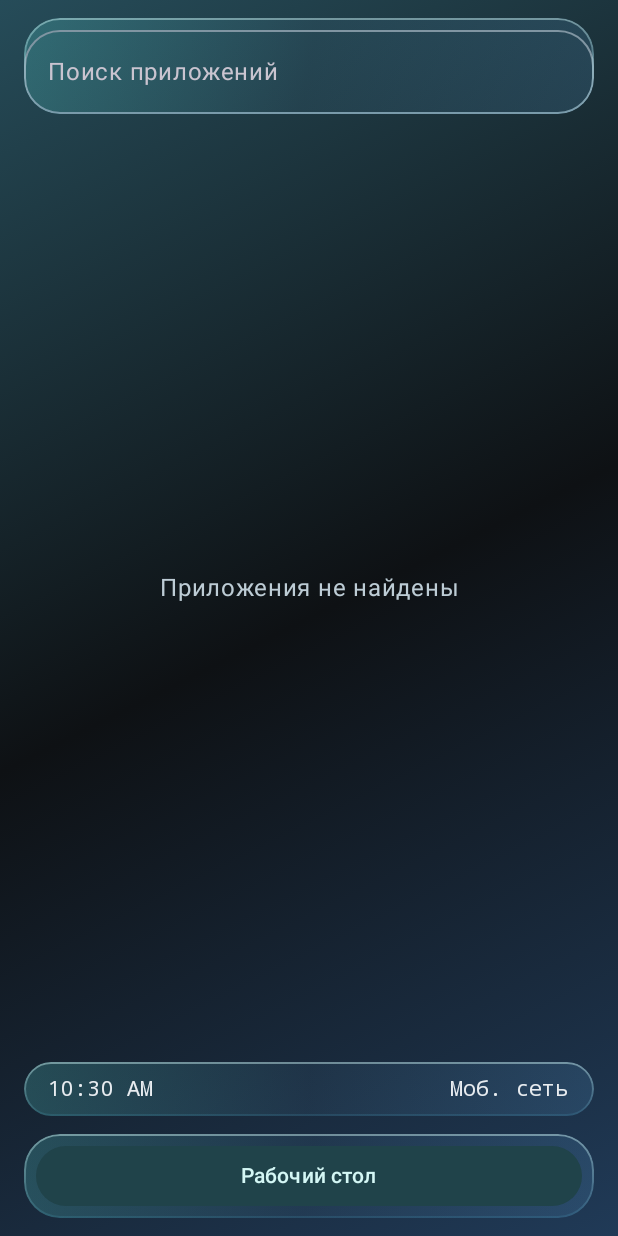
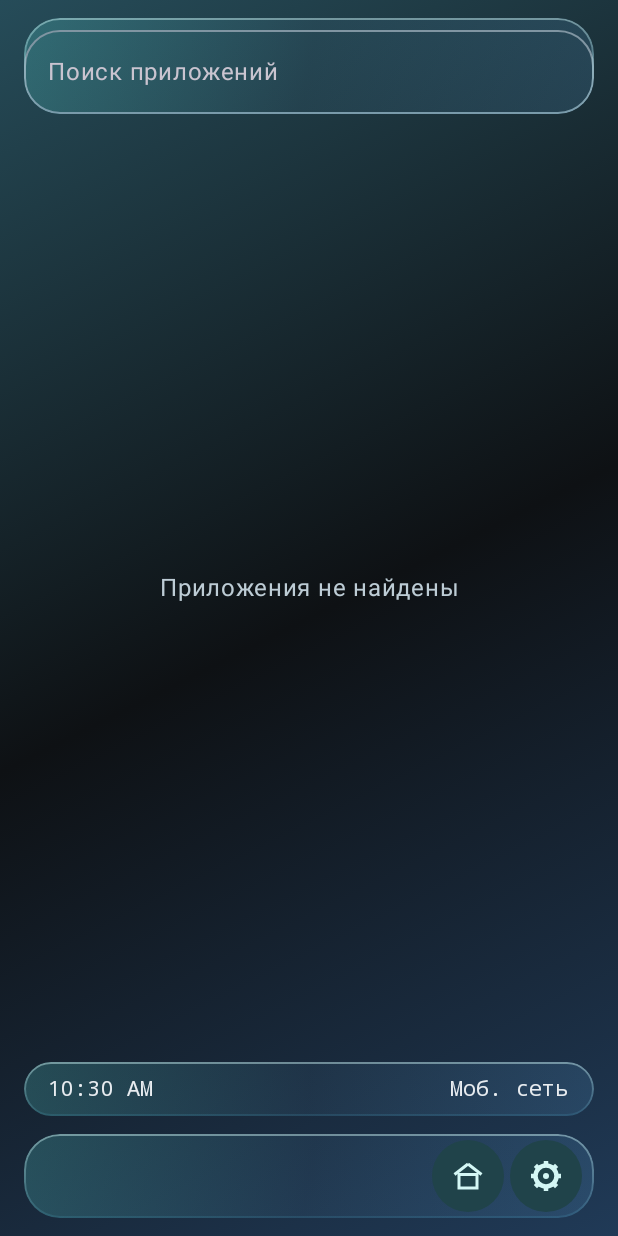
Before and after one commit to dozyFJ/xDroid-, an Android app built with Jetpack Compose: the screen it shows after launch (MainActivity), after a tap on "Все приложения", on a phone screen of 412 x 824 dp. Run offline under Robolectric (Android 15) with nearby library versions, the phone set to English and light mode, and no system bars; 3 other taps on this screen came first.

Commit message:
Add xDroid Center and dock controls

```diff
--- a/app/build.gradle.kts
+++ b/app/build.gradle.kts
@@ -12,8 +12,8 @@ android {
         applicationId = "dev.dozyfj.xdroid"
         minSdk = 26
         targetSdk = 35
-        versionCode = 4
-        versionName = "0.1.3"
+        versionCode = 5
+        versionName = "0.1.4"
     }
 
     buildFeatures { compose = true }
--- a/app/src/main/java/dev/dozyfj/xdroid/MainActivity.kt
+++ b/app/src/main/java/dev/dozyfj/xdroid/MainActivity.kt
@@ -18,7 +18,10 @@ import androidx.activity.compose.BackHandler
 import androidx.activity.compose.setContent
 import androidx.activity.enableEdgeToEdge
 import androidx.activity.result.contract.ActivityResultContracts
+import androidx.compose.foundation.Canvas
 import androidx.compose.foundation.Image
+import androidx.compose.foundation.pager.HorizontalPager
+import androidx.compose.foundation.pager.rememberPagerState
 import androidx.compose.foundation.ExperimentalFoundationApi
 import androidx.compose.foundation.background
 import androidx.compose.foundation.border
@@ -31,11 +34,16 @@ import androidx.compose.runtime.*
 import androidx.compose.ui.Alignment
 import androidx.compose.ui.Modifier
 import androidx.compose.ui.draw.clip
+import androidx.compose.ui.geometry.Offset
 import androidx.compose.ui.graphics.Brush
+import androidx.compose.ui.graphics.drawscope.Stroke
+import androidx.compose.ui.graphics.drawscope.rotate
 import androidx.compose.ui.graphics.Color
 import androidx.compose.ui.graphics.ImageBitmap
 import androidx.compose.ui.graphics.asImageBitmap
 import androidx.compose.ui.res.stringResource
+import androidx.compose.ui.semantics.contentDescription
+import androidx.compose.ui.semantics.semantics
 import androidx.compose.ui.text.font.FontFamily
 import androidx.compose.ui.text.style.TextAlign
 import androidx.compose.ui.text.style.TextOverflow
@@ -327,14 +335,14 @@ private fun Launcher(
 ) {
     var query by remember(drawerOpen) { mutableStateOf("") }
     var selected by remember(drawerOpen) { mutableStateOf<LauncherApp?>(null) }
-    var widgetPickerOpen by remember(drawerOpen) { mutableStateOf(false) }
+    var centerOpen by remember(drawerOpen) { mutableStateOf(false) }
     val pinnedApps = remember(apps, pinned) { apps.filter { it.key in pinned } }
     val dockApps = pinnedApps.take(3)
-    BackHandler(drawerOpen) { setDrawer(false) }
-
-    val visibleApps = remember(apps, pinnedApps, drawerOpen, query) {
-        if (drawerOpen) apps.filter { it.label.contains(query.trim(), ignoreCase = true) }
-        else pinnedApps.drop(dockApps.size)
+    val pages = remember(pinnedApps) { pinnedApps.drop(3).chunked(12) }
+    val pager = rememberPagerState { pages.size.coerceAtLeast(1) }
+    val matches = remember(apps, query) { apps.filter { it.label.contains(query.trim(), ignoreCase = true) } }
+    BackHandler(drawerOpen || centerOpen) {
+        if (centerOpen) centerOpen = false else setDrawer(false)
     }
 
     Column(
@@ -345,87 +353,85 @@ private fun Launcher(
             .padding(horizontal = 16.dp, vertical = 12.dp),
         verticalArrangement = Arrangement.spacedBy(12.dp),
     ) {
-        if (drawerOpen) {
-            OutlinedTextField(
-                value = query,
-                onValueChange = { query = it },
-                label = { Text(stringResource(R.string.search)) },
-                singleLine = true,
-                shape = glassShape,
-                modifier = Modifier.fillMaxWidth().glass(),
+        when {
+            centerOpen -> XDroidCenter(
+                widgets = widgets,
+                isDefaultHome = isDefaultHome,
+                selectHome = selectHome,
+                updateAction = updateAction,
+                updateLabel = updateLabel,
+                updateBusy = updateBusy,
+                updateMessage = updateMessage,
+                modifier = Modifier.weight(1f),
             )
-        } else {
-            ClockPanel()
-            Row(Modifier.fillMaxWidth(), verticalAlignment = Alignment.CenterVertically) {
-                TextButton(
-                    onClick = updateAction,
-                    enabled = !updateBusy,
-                    modifier = Modifier.weight(1f, fill = false),
-                ) { Text(updateLabel) }
-                TextButton(onClick = { widgetPickerOpen = true }) {
-                    Text(stringResource(R.string.widgets))
+            drawerOpen -> {
+                OutlinedTextField(
+                    value = query,
+                    onValueChange = { query = it },
+                    label = { Text(stringResource(R.string.search)) },
+                    singleLine = true,
+                    shape = glassShape,
+                    modifier = Modifier.fillMaxWidth().glass(),
+                )
+                AppGrid(
+                    matches, openApp, { selected = it }, Modifier.weight(1f),
+                    emptyMessage = R.string.no_results,
+                )
+            }
+            else -> {
+                ClockPanel()
+                HorizontalPager(state = pager, modifier = Modifier.weight(1f).fillMaxWidth()) { page ->
+                    AppGrid(
+                        pages.getOrNull(page).orEmpty(), openApp, { selected = it }, Modifier.fillMaxSize(),
+                        emptyMessage = R.string.pin_hint.takeIf { pinnedApps.isEmpty() },
+                    )
                 }
-            }
-            updateMessage?.let { Text(stringResource(it), style = MaterialTheme.typography.bodySmall) }
-            if (!isDefaultHome) {
-                OutlinedButton(onClick = selectHome, modifier = Modifier.fillMaxWidth()) {
-                    Text(stringResource(R.string.default_home))
-                }
+                HomeWidget(widgets)
             }
         }
 
-        if (visibleApps.isEmpty()) {
-            Box(Modifier.weight(1f).fillMaxWidth(), contentAlignment = Alignment.Center) {
-                if (drawerOpen || pinnedApps.isEmpty()) Text(
-                    stringResource(if (drawerOpen) R.string.no_results else R.string.pin_hint),
-                    textAlign = TextAlign.Center,
-                    color = Color(0xFFBDCCD5),
-                    modifier = Modifier.padding(16.dp),
+        LauncherStatusBar()
+        Column(
+            Modifier.fillMaxWidth().glass().padding(horizontal = 8.dp, vertical = 4.dp),
+            horizontalAlignment = Alignment.CenterHorizontally,
+        ) {
+            if (!drawerOpen && !centerOpen) {
+                val current = pager.currentPage.coerceIn(0, pager.pageCount - 1) + 1
+                val description = stringResource(R.string.page_description, current, pager.pageCount)
+                Text(
+                    stringResource(R.string.page_count, current, pager.pageCount),
+                    modifier = Modifier.semantics { contentDescription = description },
+                    style = MaterialTheme.typography.labelSmall,
+                    color = MaterialTheme.colorScheme.primary,
                 )
             }
-        } else {
-            LazyVerticalGrid(
-                columns = GridCells.Adaptive(76.dp),
-                modifier = Modifier.weight(1f),
-                contentPadding = PaddingValues(vertical = 8.dp),
-                verticalArrangement = Arrangement.spacedBy(8.dp),
+            Row(
+                Modifier.fillMaxWidth(),
+                verticalAlignment = Alignment.CenterVertically,
                 horizontalArrangement = Arrangement.spacedBy(4.dp),
             ) {
-                items(visibleApps, key = { it.key }) { app ->
-                    AppTile(app, { openApp(app) }, { selected = app })
+                if (!drawerOpen && !centerOpen) {
+                    dockApps.forEach { app ->
+                        AppTile(app, { openApp(app) }, { selected = app }, Modifier.weight(1f), compact = true)
+                    }
                 }
-            }
-        }
-
-        if (!drawerOpen) WidgetPanel(widgets) { widgetPickerOpen = true }
-
-        LauncherStatusBar()
-        Row(
-            Modifier.fillMaxWidth().glass().padding(horizontal = 8.dp, vertical = 4.dp),
-            verticalAlignment = Alignment.CenterVertically,
-            horizontalArrangement = Arrangement.spacedBy(6.dp),
-        ) {
-            if (!drawerOpen) {
-                dockApps.forEach { app ->
-                    AppTile(
-                        app,
-                        { openApp(app) },
-                        { selected = app },
-                        modifier = Modifier.weight(1f),
-                        compact = true,
-                    )
-                }
-            }
-            FilledTonalButton(
-                onClick = { setDrawer(!drawerOpen) },
-                modifier = Modifier.weight(if (dockApps.isEmpty() || drawerOpen) 1f else 2f),
-            ) {
-                Text(stringResource(if (drawerOpen) R.string.home else R.string.apps))
+                Spacer(Modifier.weight(1f))
+                DockButton(
+                    label = stringResource(if (drawerOpen) R.string.home else R.string.apps),
+                    symbol = if (drawerOpen) DockSymbol.Home else DockSymbol.Apps,
+                    onClick = {
+                        setDrawer(!drawerOpen)
+                        centerOpen = false
+                    },
+                )
+                DockButton(
+                    label = stringResource(R.string.center),
+                    symbol = DockSymbol.Settings,
+                    onClick = { centerOpen = !centerOpen },
+                )
             }
         }
     }
-
-    if (widgetPickerOpen) WidgetPicker(widgets) { widgetPickerOpen = false }
 
     selected?.let { app ->
         AlertDialog(
@@ -443,6 +449,74 @@ private fun Launcher(
                 TextButton(onClick = { selected = null }) { Text(stringResource(R.string.cancel)) }
             },
         )
+    }
+}
+
+@Composable
+private fun AppGrid(
+    apps: List<LauncherApp>,
+    openApp: (LauncherApp) -> Unit,
+    selectApp: (LauncherApp) -> Unit,
+    modifier: Modifier,
+    emptyMessage: Int?,
+) {
+    if (apps.isEmpty()) {
+        Box(modifier.fillMaxWidth(), contentAlignment = Alignment.Center) {
+            emptyMessage?.let {
+                Text(
+                    stringResource(it),
+                    textAlign = TextAlign.Center,
+                    color = Color(0xFFBDCCD5),
+                    modifier = Modifier.padding(16.dp),
+                )
+            }
+        }
+    } else {
+        LazyVerticalGrid(
+            columns = GridCells.Adaptive(76.dp),
+            modifier = modifier.fillMaxWidth(),
+            contentPadding = PaddingValues(vertical = 8.dp),
+            verticalArrangement = Arrangement.spacedBy(8.dp),
+            horizontalArrangement = Arrangement.spacedBy(4.dp),
+        ) {
+            items(apps, key = { it.key }) { app ->
+                AppTile(app, { openApp(app) }, { selectApp(app) })
+            }
+        }
+    }
+}
+
+private enum class DockSymbol { Apps, Home, Settings }
+
+@Composable
+private fun DockButton(label: String, symbol: DockSymbol, onClick: () -> Unit) {
+    val color = MaterialTheme.colorScheme.onSecondaryContainer
+    FilledTonalIconButton(
+        onClick = onClick,
+        modifier = Modifier.size(48.dp).semantics { contentDescription = label },
+    ) {
+        Canvas(Modifier.size(24.dp)) {
+            val unit = size.width / 24
+            when (symbol) {
+                DockSymbol.Apps -> repeat(9) { index ->
+                    drawCircle(color, 1.65f * unit, Offset((5 + index % 3 * 7) * unit, (5 + index / 3 * 7) * unit))
+                }
+                DockSymbol.Home -> {
+                    drawLine(color, Offset(3 * unit, 11 * unit), Offset(12 * unit, 4 * unit), 2 * unit)
+                    drawLine(color, Offset(12 * unit, 4 * unit), Offset(21 * unit, 11 * unit), 2 * unit)
+                    drawRect(color, Offset(6 * unit, 11 * unit), androidx.compose.ui.geometry.Size(12 * unit, 9 * unit), style = Stroke(2 * unit))
+                }
+                DockSymbol.Settings -> {
+                    drawCircle(color, 7 * unit, style = Stroke(3 * unit))
+                    drawCircle(color, 2 * unit)
+                    repeat(8) { spoke ->
+                        rotate(spoke * 45f) {
+                            drawLine(color, Offset(center.x, 2 * unit), Offset(center.x, 6 * unit), 3 * unit)
+                        }
+                    }
+                }
+            }
+        }
     }
 }
 
--- a/app/src/main/res/values/strings.xml
+++ b/app/src/main/res/values/strings.xml
@@ -30,4 +30,8 @@
     <string name="status_connected">Сеть</string>
     <string name="status_offline">Нет сети</string>
     <string name="status_battery">%1$d%%</string>
+    <string name="center">xDroid Центр</string>
+    <string name="widget_catalog">Каталог виджетов</string>
+    <string name="page_count">%1$d / %2$d</string>
+    <string name="page_description">Страница %1$d из %2$d</string>
 </resources>
```
Also changed, not shown: app/src/main/java/dev/dozyfj/xdroid/HomeWidgets.kt (+68 -52 lines).
